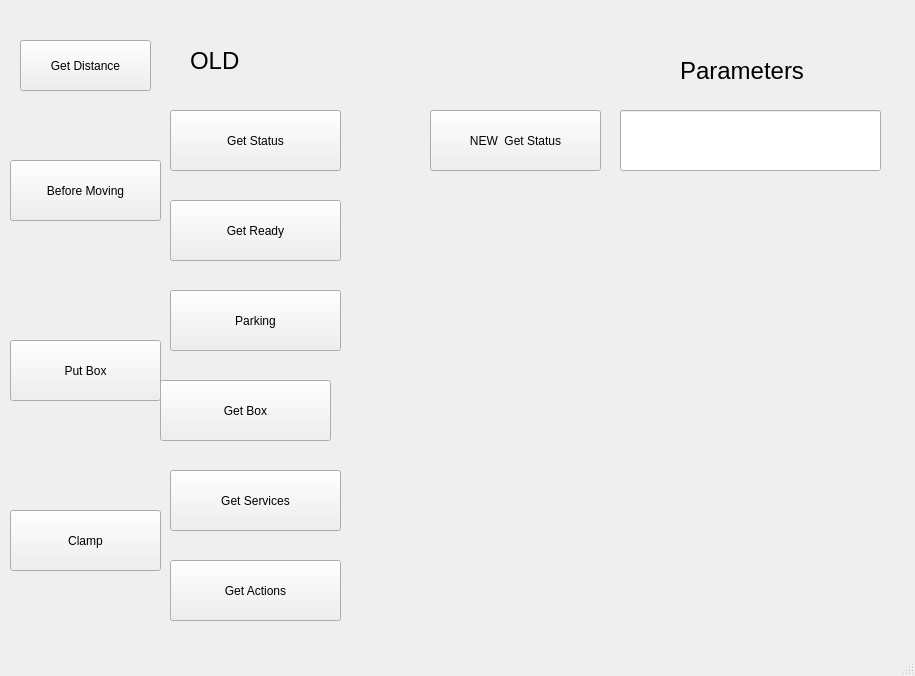
Above: mobman/gui-client/mainwindow.ui from evkuz/qt_linux before the change. Below: the same form after it.
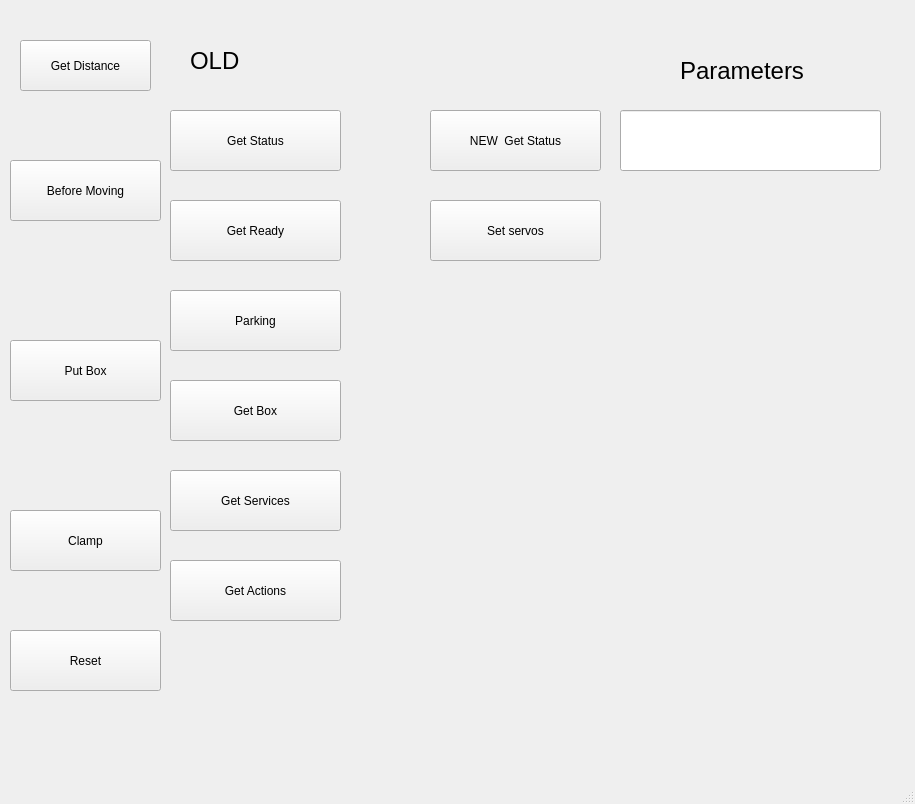
That is the form after the change.

```diff
--- a/mobman/gui-client/mainwindow.ui
+++ b/mobman/gui-client/mainwindow.ui
@@ -7,7 +7,7 @@
     <x>0</x>
     <y>0</y>
     <width>915</width>
-    <height>676</height>
+    <height>804</height>
    </rect>
   </property>
   <property name="windowTitle">
@@ -69,7 +69,7 @@
    <widget class="QPushButton" name="GetBoxButton">
     <property name="geometry">
      <rect>
-      <x>160</x>
+      <x>170</x>
       <y>380</y>
       <width>171</width>
       <height>61</height>
@@ -203,6 +203,32 @@
      <string>Clamp</string>
     </property>
    </widget>
+   <widget class="QPushButton" name="SetServosButton">
+    <property name="geometry">
+     <rect>
+      <x>430</x>
+      <y>200</y>
+      <width>171</width>
+      <height>61</height>
+     </rect>
+    </property>
+    <property name="text">
+     <string>Set servos</string>
+    </property>
+   </widget>
+   <widget class="QPushButton" name="ResetButton">
+    <property name="geometry">
+     <rect>
+      <x>10</x>
+      <y>630</y>
+      <width>151</width>
+      <height>61</height>
+     </rect>
+    </property>
+    <property name="text">
+     <string>Reset</string>
+    </property>
+   </widget>
   </widget>
   <widget class="QMenuBar" name="menubar">
    <property name="geometry">
```
Left out of the diff: 2 changed lines with no effect on the pictures.
